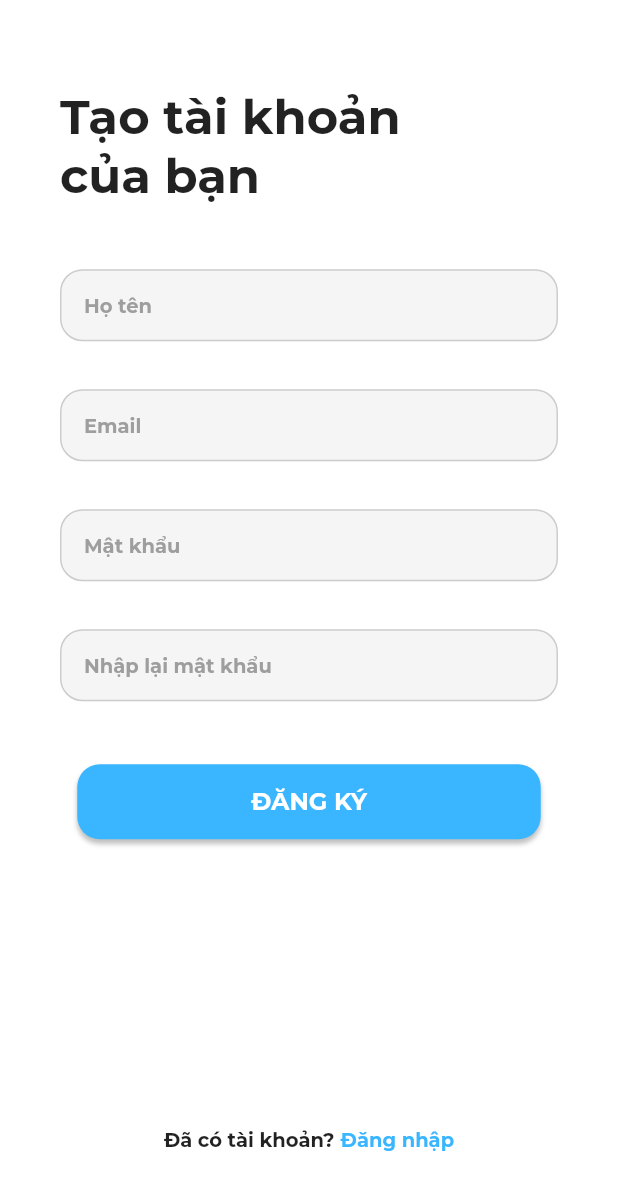
After one commit to anhtu193/careOn, a Flutter app: the screen it shows after launch, after a tap on "Đăng kí ngay", after a tap on "ĐĂNG KÝ", on a phone screen of 412 x 824 dp. The commit adds this screen. Shown: the top 1190 px of the screen. Run offline on Flutter 3.47's test engine with Material 2 defaults, Android fonts, the phone set to English and light mode, and no system bars; our stand-ins replace firebase_auth, firebase_core; accounts and stored records are empty; network calls fail; project files that could hold a hidden picture were left out.

Commit message:
add user sign up, not include creating user collection

```diff
--- a/lib/pages/auth_page.dart
+++ b/lib/pages/auth_page.dart
@@ -1,4 +1,5 @@
 import 'package:care_on/pages/home_page.dart';
+import 'package:care_on/pages/login_or_register.dart';
 import 'package:care_on/pages/login_page.dart';
 import 'package:firebase_auth/firebase_auth.dart';
 import 'package:flutter/material.dart';
@@ -18,7 +19,7 @@ class AuthPage extends StatelessWidget {
           }
           //user is NOT logged in
           else {
-            return LoginPage();
+            return LoginOrRegisterPage();
           }
         },
       ),
--- /dev/null
+++ b/lib/pages/login_or_register.dart
@@ -0,0 +1,33 @@
+import 'package:care_on/pages/login_page.dart';
+import 'package:care_on/pages/register_page.dart';
+import 'package:flutter/material.dart';
+
+class LoginOrRegisterPage extends StatefulWidget {
+  const LoginOrRegisterPage({super.key});
+
+  @override
+  State<LoginOrRegisterPage> createState() => _LoginOrRegisterPageState();
+}
+
+class _LoginOrRegisterPageState extends State<LoginOrRegisterPage> {
+  // initially show login page
+  bool showLoginPage = true;
+
+  //toggle between login and register pages
+  void togglePage() {
+    setState(() {
+      showLoginPage = !showLoginPage;
+    });
+  }
+
+  @override
+  Widget build(BuildContext context) {
+    if (showLoginPage) {
+      return LoginPage(onTap: togglePage);
+    } else {
+      return RegisterPage(
+        onTap: togglePage,
+      );
+    }
+  }
+}
--- a/lib/pages/login_page.dart
+++ b/lib/pages/login_page.dart
@@ -5,7 +5,8 @@ import 'package:firebase_auth/firebase_auth.dart';
 import 'package:flutter/material.dart';
 
 class LoginPage extends StatefulWidget {
-  LoginPage({super.key});
+  final Function()? onTap;
+  LoginPage({super.key, required this.onTap});
 
   @override
   State<LoginPage> createState() => _LoginPageState();
@@ -38,12 +39,12 @@ class _LoginPageState extends State<LoginPage> {
       Navigator.pop(context);
       // WRONG EMAIL
       if (e.code == 'invalid-credential') {
-        wrongEmailMessage();
+        signInErrorMessage();
       }
     }
   }
 
-  void wrongEmailMessage() {
+  void signInErrorMessage() {
     showDialog(
       context: context,
       builder: (context) {
@@ -158,12 +159,15 @@ class _LoginPageState extends State<LoginPage> {
                   SizedBox(
                     width: 4,
                   ),
-                  Text(
-                    "Đăng kí ngay",
-                    style: TextStyle(
-                        fontSize: 13,
-                        fontWeight: FontWeight.w700,
-                        color: Color(0xff3ab5ff)),
+                  GestureDetector(
+                    onTap: widget.onTap,
+                    child: Text(
+                      "Đăng kí ngay",
+                      style: TextStyle(
+                          fontSize: 13,
+                          fontWeight: FontWeight.w700,
+                          color: Color(0xff3ab5ff)),
+                    ),
                   )
                 ],
               )
--- /dev/null
+++ b/lib/pages/register_page.dart
@@ -0,0 +1,171 @@
+import 'package:care_on/components/sign_in_button.dart';
+import 'package:care_on/components/square_tile.dart';
+import 'package:care_on/components/textfield.dart';
+import 'package:firebase_auth/firebase_auth.dart';
+import 'package:flutter/material.dart';
+
+class RegisterPage extends StatefulWidget {
+  final Function()? onTap;
+  RegisterPage({super.key, required this.onTap});
+
+  @override
+  State<RegisterPage> createState() => _RegisterPageState();
+}
+
+class _RegisterPageState extends State<RegisterPage> {
+  //text controller
+  final nameController = TextEditingController();
+
+  final emailController = TextEditingController();
+
+  final passwordController = TextEditingController();
+
+  final repeatPasswordController = TextEditingController();
+
+  //sign user up
+  void signUserUp() async {
+    // show loading circle
+    showDialog(
+      context: context,
+      builder: (context) {
+        return const Center(
+          child: CircularProgressIndicator(),
+        );
+      },
+    );
+    //try creating user
+    try {
+      if (passwordController.text == repeatPasswordController.text) {
+        await FirebaseAuth.instance.createUserWithEmailAndPassword(
+            email: emailController.text, password: passwordController.text);
+        //pop the loading circle
+        Navigator.pop(context);
+      } else {
+        //pop the loading circle
+        Navigator.pop(context);
+        //show error message
+        showErrorMessage("Mật khẩu không trùng nhau!");
+      }
+    } on FirebaseAuthException catch (e) {
+      //pop the loading circle
+      Navigator.pop(context);
+      // WRONG EMAIL
+      if (e.code == 'email-already-in-use') {
+        showErrorMessage("Email đã được sử dụng!");
+      }
+      if (e.code == 'weak-password') {
+        showErrorMessage("Mật khẩu quá yếu!");
+      }
+    }
+  }
+
+  void showErrorMessage(String text) {
+    showDialog(
+      context: context,
+      builder: (context) {
+        return AlertDialog(
+          title: Text(text),
+        );
+      },
+    );
+  }
+
+  @override
+  Widget build(BuildContext context) {
+    return Scaffold(
+        backgroundColor: Colors.white,
+        body: SafeArea(
+            child: Center(
+          child: SingleChildScrollView(
+            physics: BouncingScrollPhysics(),
+            child:
+                Column(mainAxisAlignment: MainAxisAlignment.center, children: [
+              const SizedBox(
+                height: 2,
+              ),
+              Row(
+                mainAxisAlignment: MainAxisAlignment.start,
+                children: [
+                  Padding(
+                    padding: const EdgeInsets.symmetric(horizontal: 40.0),
+                    child: Text(
+                      "Tạo tài khoản \ncủa bạn",
+                      style:
+                          TextStyle(fontSize: 32, fontWeight: FontWeight.w700),
+                    ),
+                  ),
+                ],
+              ),
+              const SizedBox(
+                height: 43,
+              ),
+              //email
+              MyTextField(
+                controller: nameController,
+                hintText: 'Họ tên',
+                obscureText: false,
+              ),
+              const SizedBox(
+                height: 32,
+              ),
+              MyTextField(
+                controller: emailController,
+                hintText: 'Email',
+                obscureText: false,
+              ),
+              const SizedBox(
+                height: 32,
+              ),
+              MyTextField(
+                controller: passwordController,
+                hintText: 'Mật khẩu',
+                obscureText: true,
+              ),
+              const SizedBox(
+                height: 32,
+              ),
+              MyTextField(
+                controller: repeatPasswordController,
+                hintText: 'Nhập lại mật khẩu',
+                obscureText: true,
+              ),
+
+              const SizedBox(
+                height: 42,
+              ),
+              SignInButton(
+                buttonName: 'ĐĂNG KÝ',
+                onTap: signUserUp,
+              ),
+              const SizedBox(
+                height: 192,
+              ),
+
+              //Chua co tai khoan ? Dang ki ngay
+              Row(
+                mainAxisAlignment: MainAxisAlignment.center,
+                children: [
+                  Text(
+                    "Đã có tài khoản?",
+                    style: TextStyle(fontSize: 13, fontWeight: FontWeight.w700),
+                  ),
+                  SizedBox(
+                    width: 4,
+                  ),
+                  GestureDetector(
+                    onTap: widget.onTap,
+                    child: Text(
+                      "Đăng nhập",
+                      style: TextStyle(
+                          fontSize: 13,
+                          fontWeight: FontWeight.w700,
+                          color: Color(0xff3ab5ff)),
+                    ),
+                  )
+                ],
+              )
+            ]),
+          ),
+        )));
+  }
+}
```
